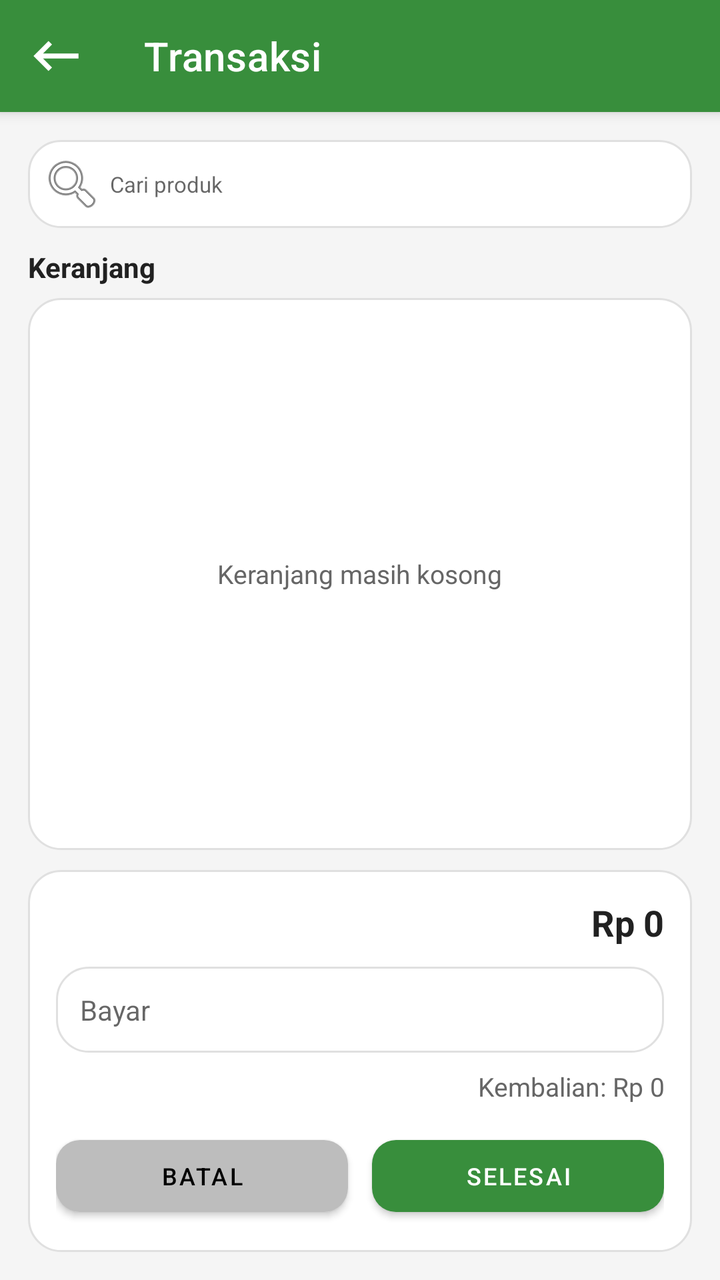
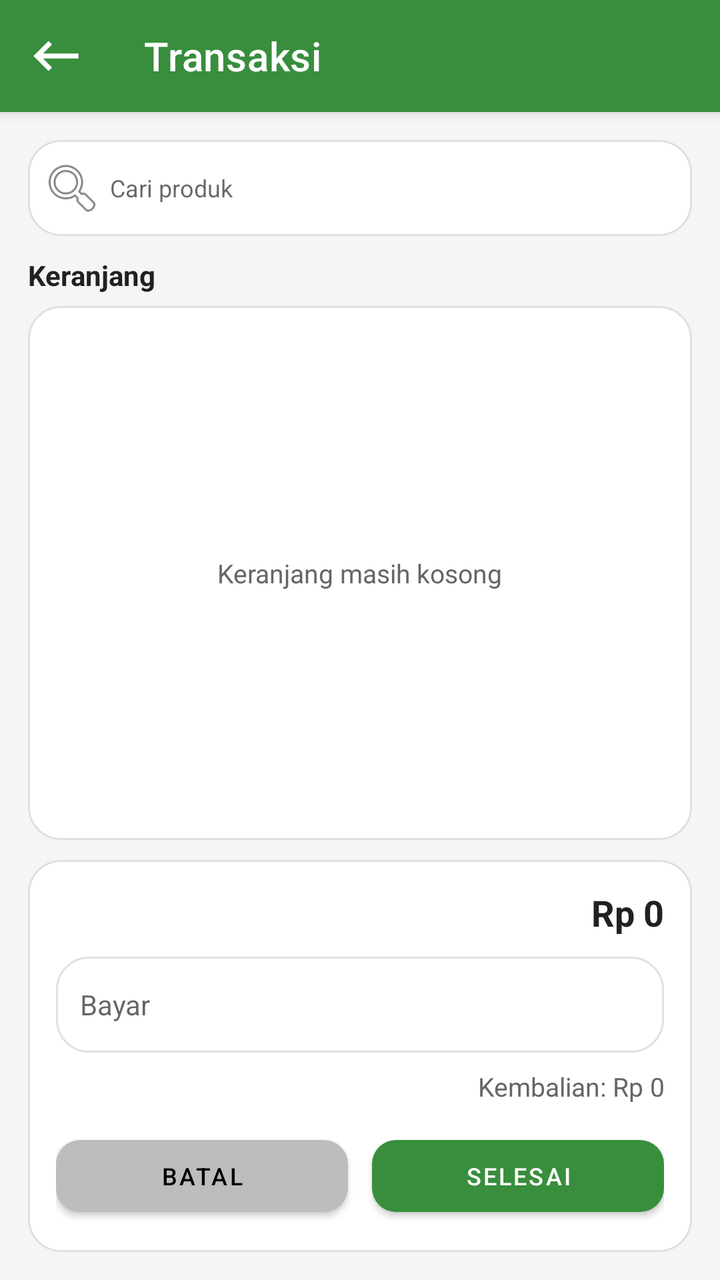

Two renders of the same Android screen: before a commit and after it. Below are the layout's source before the change and the commit's diff.
<!-- AndroidManifest.xml: application theme Theme.DasPos -->
<!-- res/layout/activity_transaction.xml -->
<?xml version="1.0" encoding="utf-8"?>
<LinearLayout xmlns:android="http://schemas.android.com/apk/res/android"
    xmlns:app="http://schemas.android.com/apk/res-auto"
    android:layout_width="match_parent"
    android:layout_height="match_parent"
    android:background="@color/warm_gray"
    android:orientation="vertical">

    <com.google.android.material.appbar.MaterialToolbar
        android:id="@+id/toolbar"
        style="@style/DasPosToolbar"
        android:layout_width="match_parent"
        android:layout_height="?attr/actionBarSize"
        app:navigationIcon="@drawable/ic_back"
        app:title="@string/transactions" />

    <LinearLayout
        android:layout_width="match_parent"
        android:layout_height="match_parent"
        android:orientation="vertical"
        android:padding="14dp">

        <FrameLayout
            android:layout_width="match_parent"
            android:layout_height="wrap_content">

            <EditText
                android:id="@+id/etSearchProduct"
                android:layout_width="match_parent"
                android:layout_height="wrap_content"
                android:background="@drawable/bg_input"
                android:drawableStart="@android:drawable/ic_menu_search"
                android:drawablePadding="3dp"
                android:hint="@string/search_product"
                android:padding="6dp"
                android:textSize="11sp" />

            <com.google.android.material.card.MaterialCardView
                android:id="@+id/searchDropdownCard"
                android:layout_width="match_parent"
                android:layout_height="wrap_content"
                android:layout_marginTop="42dp"
                android:visibility="gone"
                app:cardBackgroundColor="@android:color/white"
                app:cardCornerRadius="12dp"
                app:cardElevation="8dp"
                app:strokeColor="@color/divider"
                app:strokeWidth="1dp">

                <FrameLayout
                    android:layout_width="match_parent"
                    android:layout_height="wrap_content">

                    <androidx.recyclerview.widget.RecyclerView
                        android:id="@+id/rvSearchResult"
                        android:layout_width="match_parent"
                        android:layout_height="wrap_content"
                        android:maxHeight="240dp"
                        android:nestedScrollingEnabled="false"
                        android:padding="10dp" />

                    <LinearLayout
                        android:id="@+id/layoutSearchState"
                        android:layout_width="match_parent"
                        android:layout_height="wrap_content"
                        android:gravity="center"
                        android:orientation="vertical"
                        android:padding="12dp"
                        android:visibility="gone">

                        <ProgressBar
                            android:id="@+id/progressSearch"
                            android:layout_width="wrap_content"
                            android:layout_height="wrap_content" />

                        <TextView
                            android:id="@+id/tvSearchState"
                            android:layout_width="wrap_content"
                            android:layout_height="wrap_content"
                            android:layout_marginTop="6dp"
                            android:textColor="@color/text_secondary"
                            android:textSize="11sp" />
                    </LinearLayout>
                </FrameLayout>
            </com.google.android.material.card.MaterialCardView>
        </FrameLayout>

        <FrameLayout
            android:layout_width="match_parent"
            android:layout_height="0dp"
            android:layout_marginTop="10dp"
            android:layout_weight="1">

            <LinearLayout
                android:layout_width="match_parent"
                android:layout_height="match_parent"
                android:orientation="vertical">

                <TextView
                    android:layout_width="wrap_content"
                    android:layout_height="wrap_content"
                    android:layout_marginBottom="6dp"
                    android:text="@string/cart"
                    android:textColor="@color/text_primary"
                    android:textSize="14sp"
                    android:textStyle="bold" />

                <FrameLayout
                    android:layout_width="match_parent"
                    android:layout_height="0dp"
                    android:layout_weight="1"
                    android:background="@drawable/bg_card">

                    <androidx.recyclerview.widget.RecyclerView
                        android:id="@+id/rvCart"
                        android:layout_width="match_parent"
                        android:layout_height="match_parent"
                        android:padding="10dp" />

                    <LinearLayout
                        android:id="@+id/layoutCartState"
                        android:layout_width="match_parent"
                        android:layout_height="match_parent"
                        android:gravity="center"
                        android:orientation="vertical"
                        android:padding="0dp">

                        <TextView
                            android:layout_width="wrap_content"
                            android:layout_height="wrap_content"
                            android:text="@string/empty_cart"
                            android:textColor="@color/text_secondary"
                            android:textSize="13sp" />
                    </LinearLayout>
                </FrameLayout>
            </LinearLayout>
        </FrameLayout>

        <LinearLayout
            android:layout_width="match_parent"
            android:layout_height="wrap_content"
            android:layout_marginTop="10dp"
            android:background="@drawable/bg_card"
            android:orientation="vertical"
            android:padding="14dp">

            <TextView
                android:id="@+id/tvTotal"
                android:layout_width="match_parent"
                android:layout_height="wrap_content"
                android:gravity="end"
                android:text="Rp 0"
                android:textColor="@color/text_primary"
                android:textSize="18sp"
                android:textStyle="bold" />

            <EditText
                android:id="@+id/etPay"
                android:layout_width="match_parent"
                android:layout_height="wrap_content"
                android:layout_marginTop="10dp"
                android:background="@drawable/bg_input"
                android:hint="@string/pay"
                android:inputType="number"
                android:padding="12dp"
                android:textSize="14sp" />

            <TextView
                android:id="@+id/tvChange"
                android:layout_width="match_parent"
                android:layout_height="wrap_content"
                android:layout_marginTop="8dp"
                android:gravity="end"
                android:text="Kembalian: Rp 0"
                android:textColor="@color/text_secondary"
                android:textSize="13sp" />

            <LinearLayout
                android:layout_width="match_parent"
                android:layout_height="wrap_content"
                android:layout_marginTop="12dp"
                android:orientation="horizontal">

                <com.google.android.material.button.MaterialButton
                    android:id="@+id/btnCancel"
                    style="@style/DasPosGrayButton"
                    android:layout_width="0dp"
                    android:layout_height="wrap_content"
                    android:layout_marginEnd="6dp"
                    android:layout_weight="1"
                    android:text="@string/cancel" />

                <com.google.android.material.button.MaterialButton
                    android:id="@+id/btnFinish"
                    style="@style/DasPosPrimaryButton"
                    android:layout_width="0dp"
                    android:layout_height="wrap_content"
                    android:layout_marginStart="6dp"
                    android:layout_weight="1"
                    android:text="@string/finish" />
            </LinearLayout>
        </LinearLayout>
    </LinearLayout>
</LinearLayout>
<!-- resources referenced by this layout -->
<resources>
  <color name="divider">#E0E0E0</color>
  <color name="text_primary">#212121</color>
  <color name="text_secondary">#666666</color>
  <color name="warm_gray">#F5F5F5</color>
  <!-- drawable bg_card (drawable) -->
  <?xml version="1.0" encoding="utf-8"?>
  <shape xmlns:android="http://schemas.android.com/apk/res/android">
      <solid android:color="@color/surface_white" />
      <corners android:radius="16dp" />
      <padding android:left="16dp" android:top="16dp" android:right="16dp" android:bottom="16dp" />
      <stroke android:width="1dp" android:color="@color/divider" />
  </shape>
  <!-- drawable bg_input (drawable) -->
  <?xml version="1.0" encoding="utf-8"?>
  
  <shape xmlns:android="http://schemas.android.com/apk/res/android">
      <solid android:color="@color/surface_white" />
      <corners android:radius="16dp" />
      <padding android:left="16dp" android:top="16dp" android:right="16dp" android:bottom="16dp" />
      <stroke android:width="1dp" android:color="@color/divider" />
  </shape>
  <!-- drawable ic_back (drawable) -->
  <vector xmlns:android="http://schemas.android.com/apk/res/android"
      android:width="30dp"
      android:height="30dp"
      android:tint="#FFFFFF"
      android:viewportWidth="24"
      android:viewportHeight="24">
      <path
          android:fillColor="@android:color/white"
          android:pathData="M21,11H6.83l3.58,-3.59L9,6l-6,6 6,6 1.41,-1.41L6.83,13H21z" />
  </vector>
  <string name="cancel">Batal</string>
  <string name="cart">Keranjang</string>
  <string name="empty_cart">Keranjang masih kosong</string>
  <string name="finish">Selesai</string>
  <string name="pay">Bayar</string>
  <string name="search_product">Cari produk</string>
  <string name="transactions">Transaksi</string>
  <style name="DasPosGrayButton" parent="Widget.MaterialComponents.Button">
          <item name="backgroundTint">@color/button_gray</item>
          <item name="android:textColor">@android:color/black</item>
          <item name="android:textSize">12sp</item>
          <item name="cornerRadius">12dp</item>
          <item name="android:minHeight">48dp</item>
      </style>
  <style name="DasPosPrimaryButton" parent="Widget.MaterialComponents.Button">
          <item name="backgroundTint">@color/primary_green</item>
          <item name="android:textColor">@color/surface_white</item>
          <item name="android:textSize">12sp</item>
          <item name="cornerRadius">12dp</item>
          <item name="android:minHeight">48dp</item>
      </style>
  <style name="DasPosToolbar" parent="Widget.MaterialComponents.Toolbar.Primary">
          <item name="android:background">@color/primary_green</item>
          <item name="titleTextColor">@color/surface_white</item>
          <item name="navigationIconTint">@color/surface_white</item>
      </style>
  <style name="Theme.DasPos" parent="Theme.MaterialComponents.Light.NoActionBar">
          <item name="colorPrimary">@color/primary_green</item>
          <item name="colorPrimaryVariant">@color/primary_green_dark</item>
          <item name="colorOnPrimary">@color/surface_white</item>
          <item name="colorSurface">@color/surface_white</item>
          <item name="android:statusBarColor">@color/primary_green_dark</item>
      </style>
  <color name="surface_white">#FFFFFF</color>
  <color name="button_gray">#BDBDBD</color>
  <color name="primary_green">#388E3C</color>
  <color name="primary_green_dark">#2E7D32</color>
</resources>

<!-- the commit's change to res/layout/activity_transaction.xml (unified diff, before → after) -->
@@ -27,13 +27,13 @@
             <EditText
                 android:id="@+id/etSearchProduct"
                 android:layout_width="match_parent"
-                android:layout_height="wrap_content"
+                android:layout_height="48dp"
                 android:background="@drawable/bg_input"
                 android:drawableStart="@android:drawable/ic_menu_search"
                 android:drawablePadding="3dp"
                 android:hint="@string/search_product"
                 android:padding="6dp"
-                android:textSize="11sp" />
+                android:textSize="12sp" />
 
             <com.google.android.material.card.MaterialCardView
                 android:id="@+id/searchDropdownCard"
@@ -115,7 +115,15 @@
                         android:id="@+id/rvCart"
                         android:layout_width="match_parent"
                         android:layout_height="match_parent"
-                        android:padding="10dp" />
+                        android:padding="0dp" />
+
+                    <TextView
+                        android:layout_width="wrap_content"
+                        android:layout_height="wrap_content"
+                        android:layout_gravity="center"
+                        android:text="@string/empty_cart"
+                        android:textColor="@color/text_secondary"
+                        android:textSize="13sp" />
 
                     <LinearLayout
                         android:id="@+id/layoutCartState"
@@ -124,13 +132,6 @@
                         android:gravity="center"
                         android:orientation="vertical"
                         android:padding="0dp">
-
-                        <TextView
-                            android:layout_width="wrap_content"
-                            android:layout_height="wrap_content"
-                            android:text="@string/empty_cart"
-                            android:textColor="@color/text_secondary"
-                            android:textSize="13sp" />
                     </LinearLayout>
                 </FrameLayout>
             </LinearLayout>
@@ -162,6 +163,7 @@
                 android:background="@drawable/bg_input"
                 android:hint="@string/pay"
                 android:inputType="number"
+                android:minHeight="48dp"
                 android:padding="12dp"
                 android:textSize="14sp" />
 
